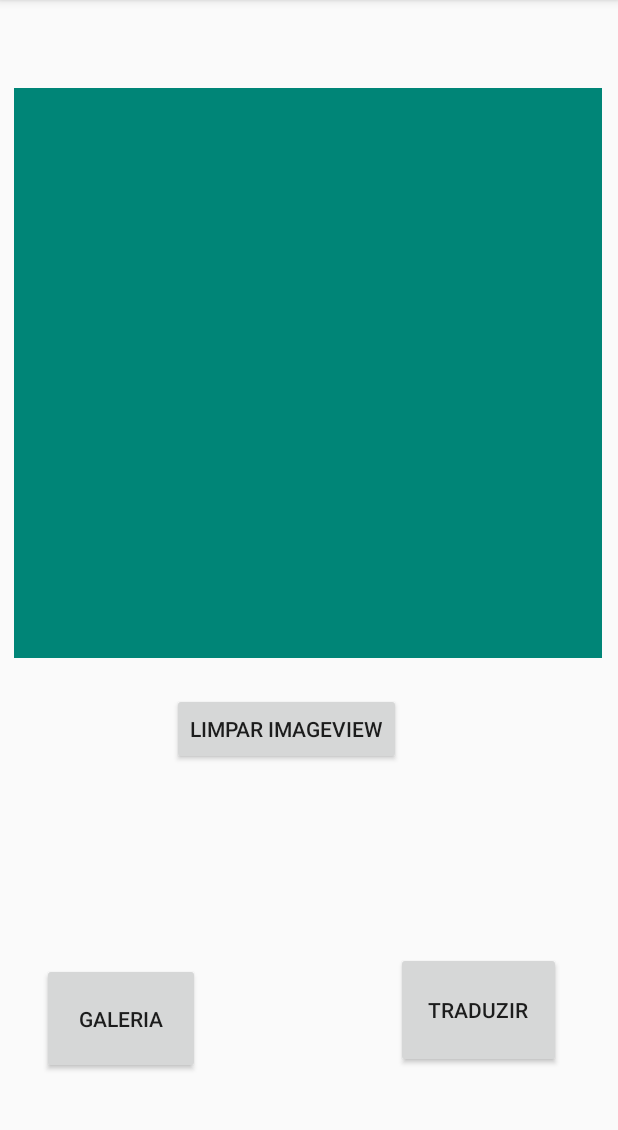
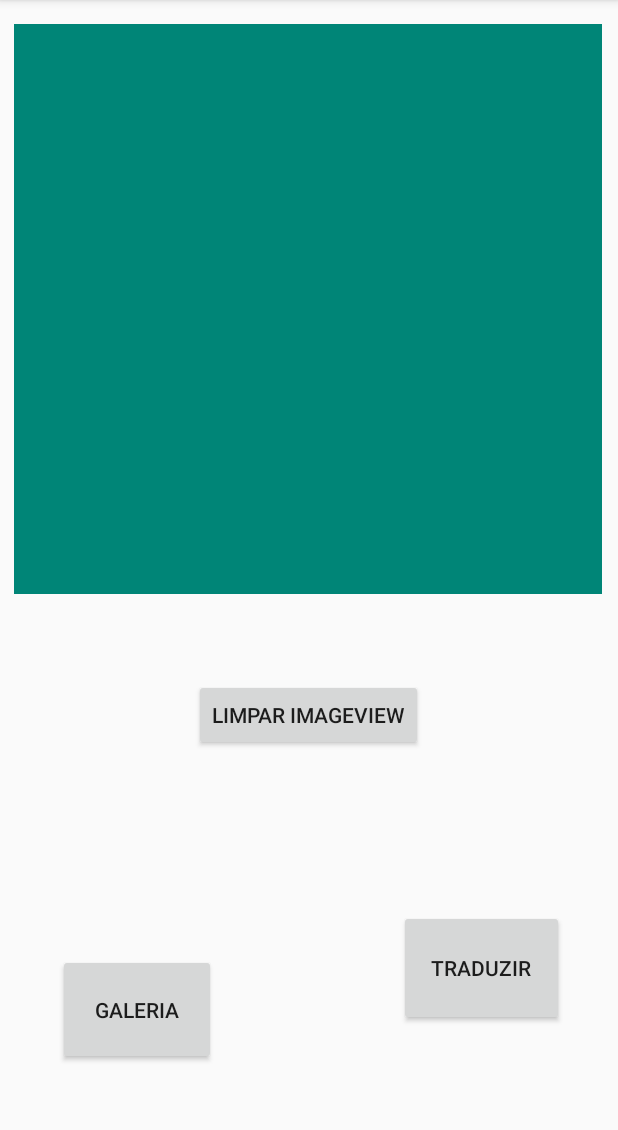
Before and after one commit to MacosPrintes001/ProjBrile, an Android app: the screen it shows after launch (MainActivity), on a phone screen of 412 x 824 dp, the part 84-1214 px from its top. Run offline under Robolectric (Android 15) with nearby library versions, the phone set to English and light mode, and no system bars.

```diff
--- a/app/src/main/java/br/com/ufopaoriximina/projbrile/MainActivity.java
+++ b/app/src/main/java/br/com/ufopaoriximina/projbrile/MainActivity.java
@@ -192,10 +192,10 @@ public class MainActivity extends AppCompatActivity {
                 Imgproc.threshold(grayMat, grayMat, 233, 255, Imgproc.THRESH_BINARY_INV);
 
                 //Median Filter(Filtro de Mediana/Morfologia)
-                Imgproc.medianBlur(grayMat, grayMat, 2);
+                Imgproc.medianBlur(grayMat, grayMat, 3);
 
                 //Erode
-                Imgproc.erode(grayMat, grayMat, Imgproc.getStructuringElement(Imgproc.MORPH_ELLIPSE, new Size(1, 1)));
+                Imgproc.erode(grayMat, grayMat, Imgproc.getStructuringElement(Imgproc.MORPH_ELLIPSE, new Size(1, 2)));
 
                 //Dilate
                 Imgproc.dilate(grayMat, grayMat, Imgproc.getStructuringElement(Imgproc.MORPH_ELLIPSE, new Size(1, 2)));
--- a/app/src/main/res/layout/activity_main.xml
+++ b/app/src/main/res/layout/activity_main.xml
@@ -12,16 +12,13 @@
         android:layout_height="380dp"
         android:layout_alignParentTop="true"
         android:layout_marginStart="1dp"
-        android:layout_marginTop="1dp"
+        android:layout_marginTop="16dp"
         android:layout_marginEnd="1dp"
-        android:layout_marginBottom="32dp"
         android:contentDescription="TODO"
-        app:layout_constraintBottom_toTopOf="@+id/grayBtn"
         app:layout_constraintEnd_toEndOf="parent"
         app:layout_constraintHorizontal_bias="0.47"
         app:layout_constraintStart_toStartOf="parent"
         app:layout_constraintTop_toTopOf="parent"
-        app:layout_constraintVertical_bias="0.258"
         app:srcCompat="@color/colorPrimary"
         tools:ignore="MissingConstraints" />
 
@@ -31,43 +28,37 @@
         android:layout_height="74dp"
         android:layout_alignParentBottom="true"
         android:layout_marginStart="28dp"
-        android:layout_marginTop="8dp"
-        android:layout_marginEnd="8dp"
         android:layout_marginBottom="52dp"
         android:text="Galeria"
         app:layout_constraintBottom_toBottomOf="parent"
-        app:layout_constraintEnd_toEndOf="parent"
-        app:layout_constraintHorizontal_bias="0.0"
+        app:layout_constraintEnd_toStartOf="@+id/grayBtn"
+        app:layout_constraintHorizontal_bias="0.078"
         app:layout_constraintStart_toStartOf="parent"
-        app:layout_constraintTop_toTopOf="parent"
-        app:layout_constraintVertical_bias="1.0" />
+        app:layout_constraintTop_toBottomOf="@+id/imageView"
+        app:layout_constraintVertical_bias="0.975" />
 
     <Button
         android:id="@+id/grayBtn"
         android:layout_width="110dp"
         android:layout_height="77dp"
-        android:layout_marginStart="8dp"
-        android:layout_marginTop="8dp"
-        android:layout_marginEnd="28dp"
-        android:layout_marginBottom="48dp"
+        android:layout_marginEnd="36dp"
         android:text="Traduzir"
         app:layout_constraintBottom_toBottomOf="parent"
         app:layout_constraintEnd_toEndOf="parent"
-        app:layout_constraintHorizontal_bias="0.927"
-        app:layout_constraintStart_toEndOf="@+id/btnChooseImg"
-        app:layout_constraintTop_toTopOf="parent"
-        app:layout_constraintVertical_bias="0.987" />
+        app:layout_constraintTop_toBottomOf="@+id/imageView"
+        app:layout_constraintVertical_bias="0.715" />
 
     <Button
         android:id="@+id/btnClear"
         android:layout_width="wrap_content"
         android:layout_height="wrap_content"
+        android:layout_marginBottom="16dp"
         android:text="Limpar imageview"
         app:layout_constraintBottom_toBottomOf="parent"
         app:layout_constraintEnd_toEndOf="parent"
-        app:layout_constraintHorizontal_bias="0.443"
+        app:layout_constraintHorizontal_bias="0.498"
         app:layout_constraintStart_toStartOf="parent"
         app:layout_constraintTop_toBottomOf="@+id/imageView"
-        app:layout_constraintVertical_bias="0.083" />
+        app:layout_constraintVertical_bias="0.185" />
 
 </androidx.constraintlayout.widget.ConstraintLayout>
```
